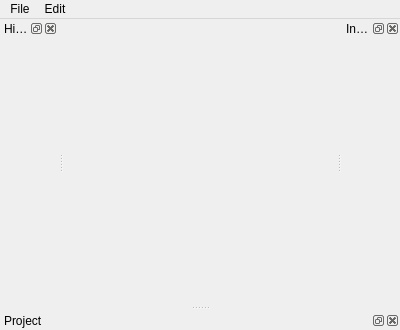
This is Project/mainwindow.ui in Flanctory-Studio/QtDelivery as Qt 5 draws it before an edit. The edited form follows.
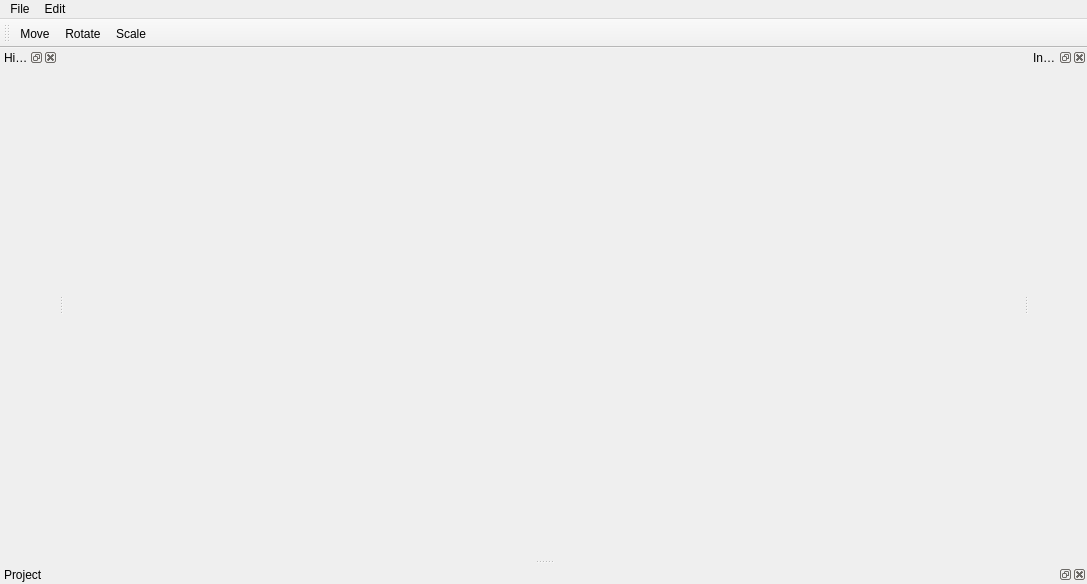
This is the edited form. Icons and pictures are not drawn.

Commit message: Tool bar

What changed in the file:
```diff
--- a/Project/mainwindow.ui
+++ b/Project/mainwindow.ui
@@ -6,8 +6,8 @@
    <rect>
     <x>0</x>
     <y>0</y>
-    <width>400</width>
-    <height>330</height>
+    <width>1087</width>
+    <height>584</height>
    </rect>
   </property>
   <property name="windowTitle">
@@ -46,8 +46,8 @@
     <rect>
      <x>0</x>
      <y>0</y>
-     <width>400</width>
-     <height>20</height>
+     <width>1087</width>
+     <height>21</height>
     </rect>
    </property>
    <widget class="QMenu" name="menuFile">
@@ -69,6 +69,20 @@
    <addaction name="menuFile"/>
    <addaction name="menuView"/>
   </widget>
+  <widget class="QToolBar" name="toolBar">
+   <property name="windowTitle">
+    <string>toolBar</string>
+   </property>
+   <attribute name="toolBarArea">
+    <enum>TopToolBarArea</enum>
+   </attribute>
+   <attribute name="toolBarBreak">
+    <bool>false</bool>
+   </attribute>
+   <addaction name="toolMove"/>
+   <addaction name="toolRotate"/>
+   <addaction name="toolScale"/>
+  </widget>
   <action name="actionHelp">
    <property name="text">
     <string>Help</string>
@@ -144,6 +158,42 @@
     <string>Ctrl+Y</string>
    </property>
   </action>
+  <action name="toolMove">
+   <property name="icon">
+    <iconset resource="icons.qrc">
+     <normaloff>:/icons/icons/engine/moveTool.png</normaloff>:/icons/icons/engine/moveTool.png</iconset>
+   </property>
+   <property name="text">
+    <string>Move</string>
+   </property>
+   <property name="toolTip">
+    <string>Move Tool</string>
+   </property>
+  </action>
+  <action name="toolRotate">
+   <property name="icon">
+    <iconset resource="icons.qrc">
+     <normaloff>:/icons/icons/engine/rotateTool.png</normaloff>:/icons/icons/engine/rotateTool.png</iconset>
+   </property>
+   <property name="text">
+    <string>Rotate</string>
+   </property>
+   <property name="toolTip">
+    <string>Rotate Tool</string>
+   </property>
+  </action>
+  <action name="toolScale">
+   <property name="icon">
+    <iconset resource="icons.qrc">
+     <normaloff>:/icons/icons/engine/scaleTool.png</normaloff>:/icons/icons/engine/scaleTool.png</iconset>
+   </property>
+   <property name="text">
+    <string>Scale</string>
+   </property>
+   <property name="toolTip">
+    <string>Scale Tool</string>
+   </property>
+  </action>
  </widget>
  <layoutdefault spacing="6" margin="11"/>
  <resources>
```
The commit also changes 6 other files.
